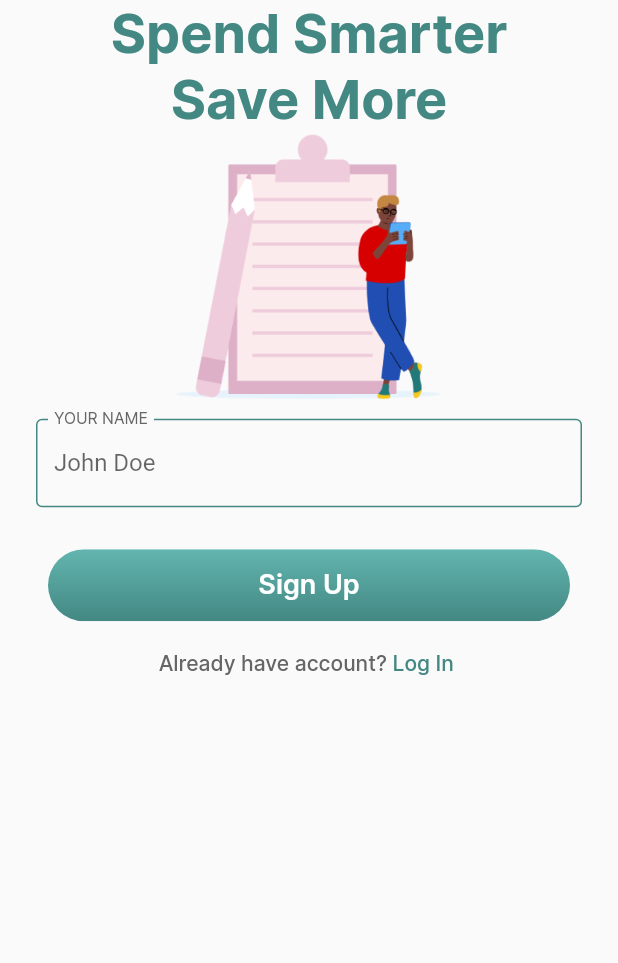
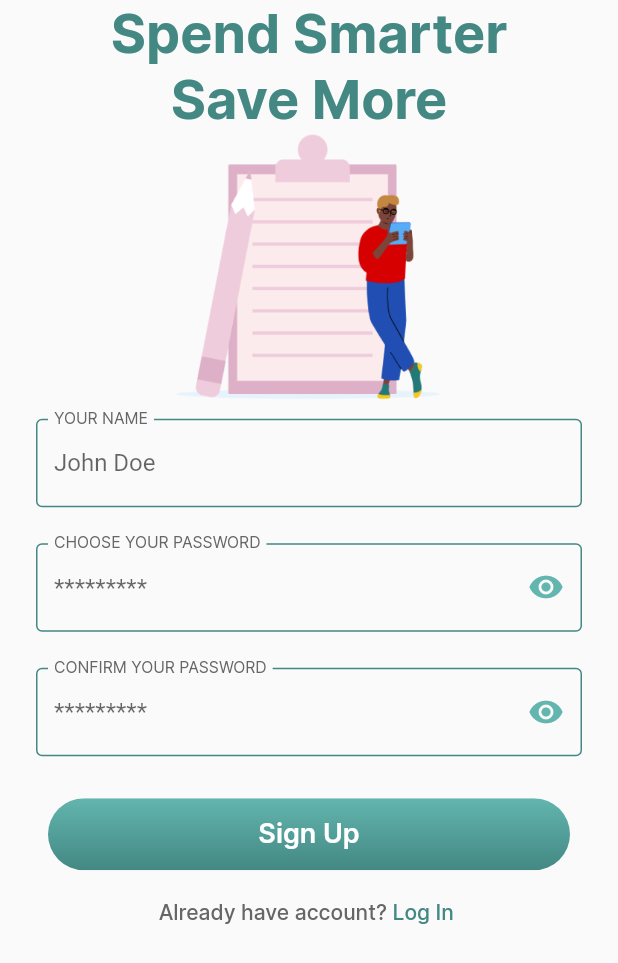
Before and after one commit to devkaio/financy_app, a Flutter app: the screen it shows after launch, on a phone screen of 412 x 824 dp. Shown: the top 963 px of the screen. Run offline on Flutter 3.47's test engine with Material 2 defaults, Android fonts, the phone set to English and light mode, and no system bars.

Commit message:
widget: add password form field

```diff
--- a/lib/common/widgets/custom_text_form_field.dart
+++ b/lib/common/widgets/custom_text_form_field.dart
@@ -1,3 +1,4 @@
+// ignore_for_file: public_member_api_docs, sort_constructors_first
 import 'package:flutter/material.dart';
 
 import '../constants/app_colors.dart';
@@ -12,6 +13,8 @@ class CustomTextFormField extends StatefulWidget {
   final TextInputType? keyboardType;
   final int? maxLength;
   final TextInputAction? textInputAction;
+  final Widget? suffixIcon;
+  final bool? obscureText;
 
   const CustomTextFormField({
     Key? key,
@@ -23,6 +26,8 @@ class CustomTextFormField extends StatefulWidget {
     this.keyboardType,
     this.maxLength,
     this.textInputAction,
+    this.suffixIcon,
+    this.obscureText,
   }) : super(key: key);
 
   @override
@@ -45,6 +50,7 @@ class _CustomTextFormFieldState extends State<CustomTextFormField> {
             vertical: 12.0,
           ),
       child: TextFormField(
+        obscureText: widget.obscureText ?? false,
         textInputAction: widget.textInputAction,
         maxLength: widget.maxLength,
         keyboardType: widget.keyboardType,
@@ -52,6 +58,7 @@ class _CustomTextFormFieldState extends State<CustomTextFormField> {
         textCapitalization:
             widget.textCapitalization ?? TextCapitalization.none,
         decoration: InputDecoration(
+          suffixIcon: widget.suffixIcon,
           hintText: widget.hintText,
           floatingLabelBehavior: FloatingLabelBehavior.always,
           labelText: widget.labelText?.toUpperCase(),
--- /dev/null
+++ b/lib/common/widgets/password_form_field.dart
@@ -0,0 +1,51 @@
+import 'dart:developer';
+
+import 'package:financy_app/common/constants/app_colors.dart';
+import 'package:financy_app/common/widgets/custom_text_form_field.dart';
+import 'package:flutter/material.dart';
+
+class PasswordFormField extends StatefulWidget {
+  final TextEditingController? controller;
+  final EdgeInsetsGeometry? padding;
+  final String? hintText;
+  final String? labelText;
+
+  const PasswordFormField({
+    Key? key,
+    this.controller,
+    this.padding,
+    this.hintText,
+    this.labelText,
+  }) : super(key: key);
+
+  @override
+  State<PasswordFormField> createState() => _PasswordFormFieldState();
+}
+
+class _PasswordFormFieldState extends State<PasswordFormField> {
+  bool isHidden = true;
+
+  @override
+  Widget build(BuildContext context) {
+    return CustomTextFormField(
+      obscureText: isHidden,
+      controller: widget.controller,
+      padding: widget.padding,
+      hintText: widget.hintText,
+      labelText: widget.labelText,
+      suffixIcon: InkWell(
+        borderRadius: BorderRadius.circular(23.0),
+        onTap: () {
+          log("pressed");
+          setState(() {
+            isHidden = !isHidden;
+          });
+        },
+        child: Icon(
+          isHidden ? Icons.visibility : Icons.visibility_off,
+          color: AppColors.greelightOne,
+        ),
+      ),
+    );
+  }
+}
--- a/lib/features/sign_up/sign_up_page.dart
+++ b/lib/features/sign_up/sign_up_page.dart
@@ -1,6 +1,7 @@
 // ignore_for_file: public_member_api_docs, sort_constructors_first
 import 'dart:developer';
 
+import 'package:financy_app/common/widgets/password_form_field.dart';
 import 'package:flutter/material.dart';
 
 import '../../common/constants/app_colors.dart';
@@ -41,6 +42,14 @@ class SignUpPage extends StatelessWidget {
                   labelText: "your name",
                   hintText: "John Doe",
                 ),
+                PasswordFormField(
+                  labelText: "choose your password",
+                  hintText: "*********",
+                ),
+                PasswordFormField(
+                  labelText: "confirm your password",
+                  hintText: "*********",
+                ),
               ],
             ),
           ),
```
